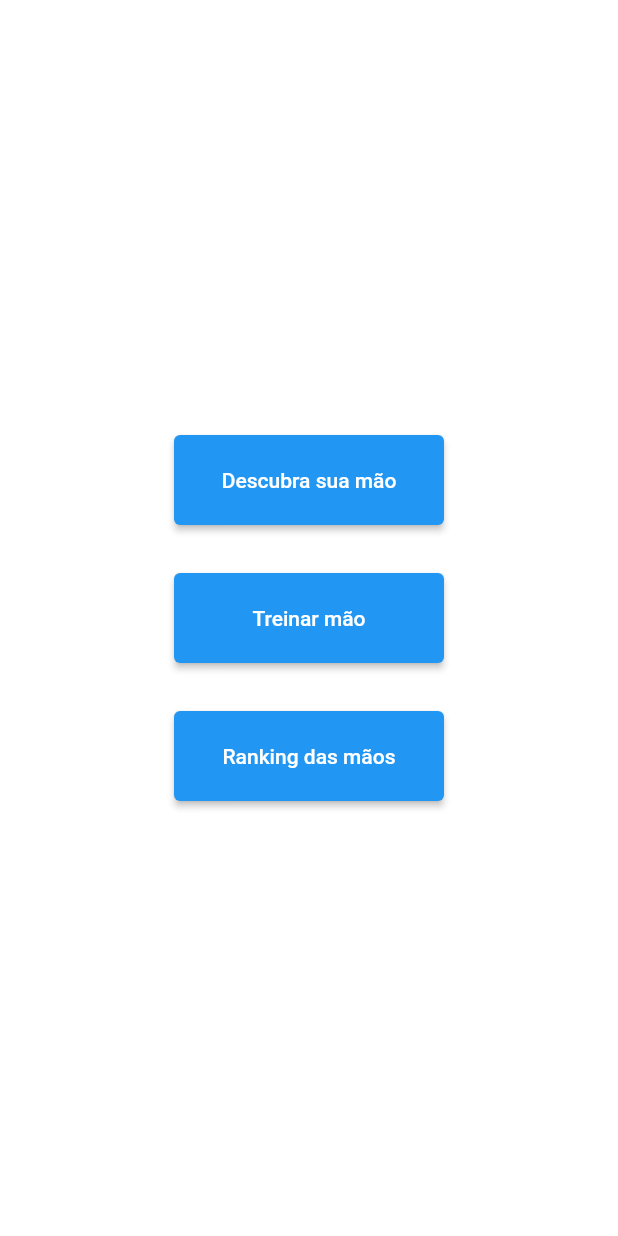
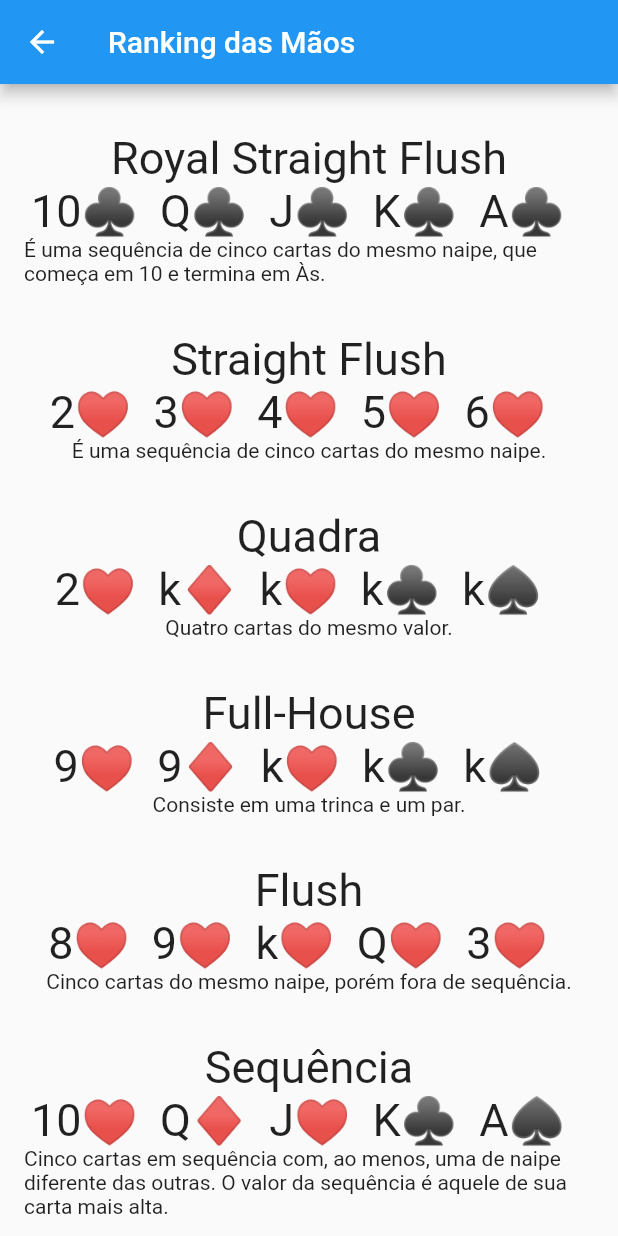
Before and after one commit to leandrorochaadm/learn_poker, a Flutter app: the screen it shows after launch, after a tap on "Ranking das mãos", on a phone screen of 412 x 824 dp. Run offline on Flutter 3.47's test engine with Material 2 defaults, Android fonts, the phone set to English and light mode, and no system bars; our stand-ins replace equatable.

Commit message:
RankingHands create page

```diff
--- a/lib/main.dart
+++ b/lib/main.dart
@@ -1,5 +1,6 @@
 import 'package:aprenda_poker/home_page.dart';
 import 'package:aprenda_poker/identify_hand.dart';
+import 'package:aprenda_poker/ranking_hands.dart';
 import 'package:aprenda_poker/which_hand_page.dart';
 import 'package:flutter/material.dart';
 
@@ -26,6 +27,7 @@ class MyApp extends StatelessWidget {
         'whichHand': (BuildContext context) => const WhichHandPage(),
         'identifyHand': (BuildContext context) => IdentifyHand(),
         'keyboardHand': (BuildContext context) => KeyboardHand(),
+        'rankingHand': (BuildContext context) => const RankingHands(),
       },
       initialRoute: 'home',
       home: const HomePage(),
--- /dev/null
+++ b/lib/ranking_hands.dart
@@ -0,0 +1,180 @@
+import 'package:flutter/material.dart';
+import 'package:flutter/rendering.dart';
+
+import 'card_model.dart';
+import 'suits_enum.dart';
+
+class RankingHands extends StatelessWidget {
+  const RankingHands({Key? key}) : super(key: key);
+
+  @override
+  Widget build(BuildContext context) {
+    return Scaffold(
+      appBar: AppBar(
+        title: const Text("Ranking das Mãos"),
+      ),
+      body: SingleChildScrollView(
+        child: Column(
+          crossAxisAlignment: CrossAxisAlignment.center,
+          children: [
+            const SizedBox(height: 16),
+            _hand(
+              name: 'Royal Straight Flush',
+              description:
+                  'É uma sequência de cinco cartas do mesmo naipe, que começa em 10 e termina em Às.',
+              cards: [
+                CardModel(label: '10', value: 0, suit: Suits.clubs),
+                CardModel(label: 'Q', value: 0, suit: Suits.clubs),
+                CardModel(label: 'J', value: 0, suit: Suits.clubs),
+                CardModel(label: 'K', value: 0, suit: Suits.clubs),
+                CardModel(label: 'A', value: 0, suit: Suits.clubs),
+              ],
+            ),
+            _hand(
+              name: 'Straight Flush',
+              description: 'É uma sequência de cinco cartas do mesmo naipe.',
+              cards: [
+                CardModel(label: '2', value: 0, suit: Suits.hearts),
+                CardModel(label: '3', value: 0, suit: Suits.hearts),
+                CardModel(label: '4', value: 0, suit: Suits.hearts),
+                CardModel(label: '5', value: 0, suit: Suits.hearts),
+                CardModel(label: '6', value: 0, suit: Suits.hearts),
+              ],
+            ),
+            _hand(
+              name: 'Quadra',
+              description: 'Quatro cartas do mesmo valor.',
+              cards: [
+                CardModel(label: '2', value: 0, suit: Suits.hearts),
+                CardModel(label: 'k', value: 0, suit: Suits.diamonds),
+                CardModel(label: 'k', value: 0, suit: Suits.hearts),
+                CardModel(label: 'k', value: 0, suit: Suits.clubs),
+                CardModel(label: 'k', value: 0, suit: Suits.spades),
+              ],
+            ),
+            _hand(
+              name: 'Full-House',
+              description: 'Consiste em uma trinca e um par.',
+              cards: [
+                CardModel(label: '9', value: 0, suit: Suits.hearts),
+                CardModel(label: '9', value: 0, suit: Suits.diamonds),
+                CardModel(label: 'k', value: 0, suit: Suits.hearts),
+                CardModel(label: 'k', value: 0, suit: Suits.clubs),
+                CardModel(label: 'k', value: 0, suit: Suits.spades),
+              ],
+            ),
+            _hand(
+              name: 'Flush',
+              description:
+                  'Cinco cartas do mesmo naipe, porém fora de sequência.',
+              cards: [
+                CardModel(label: '8', value: 0, suit: Suits.hearts),
+                CardModel(label: '9', value: 0, suit: Suits.hearts),
+                CardModel(label: 'k', value: 0, suit: Suits.hearts),
+                CardModel(label: 'Q', value: 0, suit: Suits.hearts),
+                CardModel(label: '3', value: 0, suit: Suits.hearts),
+              ],
+            ),
+            _hand(
+              name: 'Sequência',
+              description:
+                  'Cinco cartas em sequência com, ao menos, uma de naipe diferente das outras. O valor da sequência é aquele de sua carta mais alta.',
+              cards: [
+                CardModel(label: '10', value: 0, suit: Suits.hearts),
+                CardModel(label: 'Q', value: 0, suit: Suits.diamonds),
+                CardModel(label: 'J', value: 0, suit: Suits.hearts),
+                CardModel(label: 'K', value: 0, suit: Suits.clubs),
+                CardModel(label: 'A', value: 0, suit: Suits.spades),
+              ],
+            ),
+            _hand(
+              name: 'Trinca',
+              description: 'Três cartas do mesmo valor.',
+              cards: [
+                CardModel(label: 'k', value: 0, suit: Suits.hearts),
+                CardModel(label: 'k', value: 0, suit: Suits.clubs),
+                CardModel(label: 'k', value: 0, suit: Suits.spades),
+                CardModel(label: '2', value: 0, suit: Suits.hearts),
+                CardModel(label: '3', value: 0, suit: Suits.diamonds),
+              ],
+            ),
+            _hand(
+              name: 'Dois Pares',
+              description:
+                  'Duas cartas de um valor e duas outras de outro valor. O valor da mão é o valor do maior par, seguido do valor do menor par.',
+              cards: [
+                CardModel(label: '8', value: 0, suit: Suits.hearts),
+                CardModel(label: '8', value: 0, suit: Suits.diamonds),
+                CardModel(label: 'A', value: 0, suit: Suits.hearts),
+                CardModel(label: 'A', value: 0, suit: Suits.clubs),
+                CardModel(label: 'k', value: 0, suit: Suits.spades),
+              ],
+            ),
+            _hand(
+              name: 'Um Par',
+              description: 'Duas cartas do mesmo valor.',
+              cards: [
+                CardModel(label: '9', value: 0, suit: Suits.hearts),
+                CardModel(label: '9', value: 0, suit: Suits.diamonds),
+                CardModel(label: 'k', value: 0, suit: Suits.hearts),
+                CardModel(label: '3', value: 0, suit: Suits.clubs),
+                CardModel(label: '2', value: 0, suit: Suits.spades),
+              ],
+            ),
+            _hand(
+              name: 'Carta Altas',
+              description:
+                  'A mão que tiver a carta de maior valor é a vencedora.',
+              cards: [
+                CardModel(label: '5', value: 0, suit: Suits.hearts),
+                CardModel(label: '8', value: 0, suit: Suits.diamonds),
+                CardModel(label: '9', value: 0, suit: Suits.hearts),
+                CardModel(label: 'k', value: 0, suit: Suits.clubs),
+                CardModel(label: 'A', value: 0, suit: Suits.spades),
+              ],
+            ),
+          ],
+        ),
+      ),
+    );
+  }
+}
+
+class _hand extends StatelessWidget {
+  final String name;
+  final String description;
+  final List<CardModel> cards;
+
+  const _hand({
+    Key? key,
+    required this.name,
+    required this.cards,
+    required this.description,
+  }) : super(key: key);
+
+  @override
+  Widget build(BuildContext context) {
+    return Padding(
+      padding: const EdgeInsets.all(16.0),
+      child: Column(
+        children: [
+          Text(
+            name,
+            style: const TextStyle(fontSize: 30),
+          ),
+          const SizedBox(width: 16),
+          Row(
+            mainAxisAlignment: MainAxisAlignment.center,
+            children: cards
+                .map((CardModel card) => Text(
+                      "$card  ",
+                      style: const TextStyle(fontSize: 30),
+                    ))
+                .toList(),
+          ),
+          Text(description),
+        ],
+      ),
+    );
+  }
+}
```
